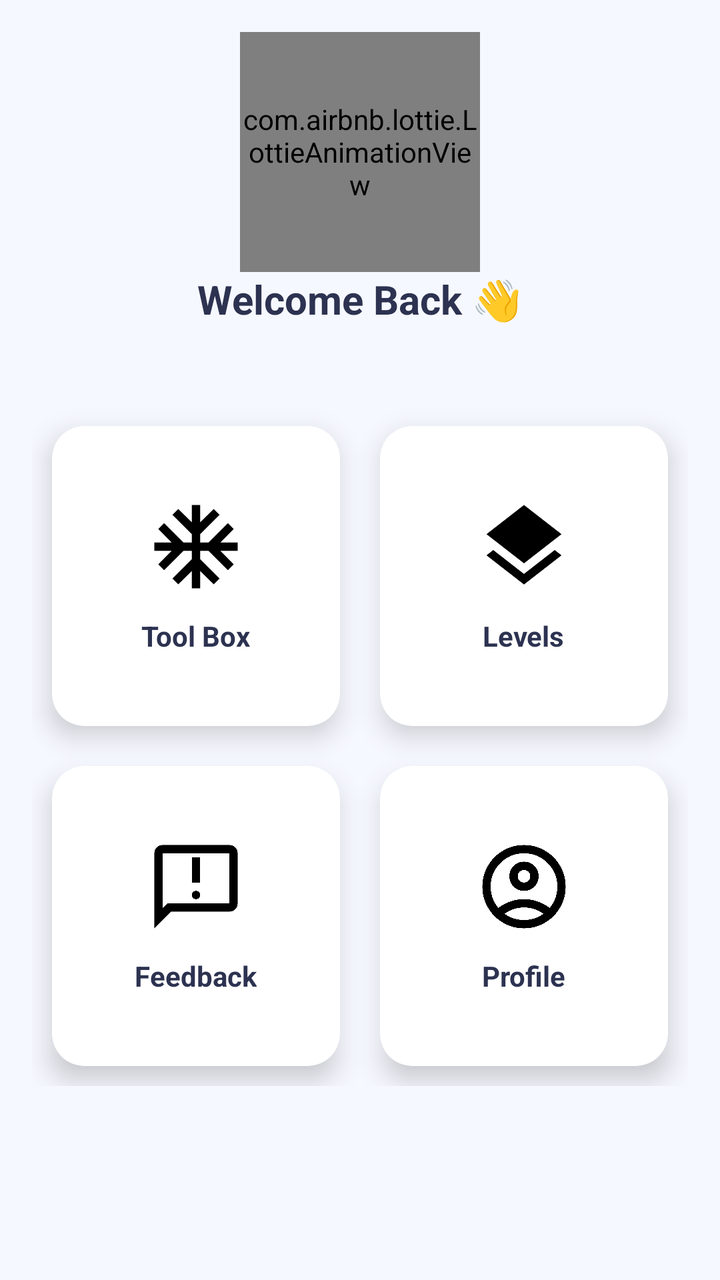
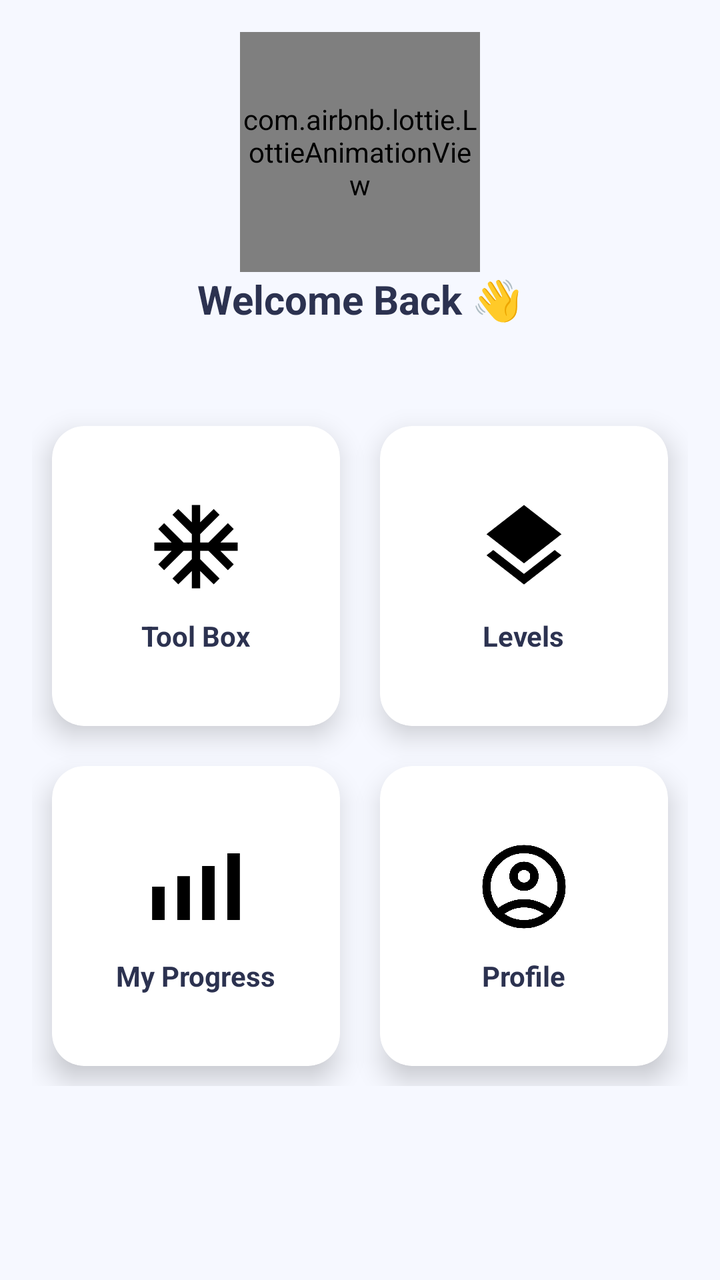

Two renders of the same Android screen: before a commit and after it. Below are the layout's source before the change and the commit's diff.
<!-- AndroidManifest.xml: activity theme Theme.SpeakRight.Material -->
<!-- res/layout/activity_dashboard.xml -->
<LinearLayout xmlns:android="http://schemas.android.com/apk/res/android"
    xmlns:app="http://schemas.android.com/apk/res-auto"
    android:orientation="vertical"
    android:layout_width="match_parent"
    android:layout_height="match_parent"
    android:background="#F6F8FF"
    android:padding="16dp">

    
    <com.airbnb.lottie.LottieAnimationView
        android:id="@+id/lottieWelcome"
        android:layout_width="120dp"
        android:layout_height="120dp"
        app:lottie_rawRes="@raw/welcome_anim"
        app:lottie_autoPlay="true"
        app:lottie_loop="true"
        android:layout_gravity="center" />

    
    <TextView
        android:id="@+id/tvWelcome"
        android:layout_width="wrap_content"
        android:layout_height="wrap_content"
        android:text="Welcome Back 👋"
        android:textSize="20sp"
        android:textStyle="bold"
        android:textColor="#2C3250"
        android:layout_gravity="center"
        android:layout_marginBottom="20dp" />

    
    <GridLayout
        android:layout_width="match_parent"
        android:layout_height="wrap_content"
        android:columnCount="2"
        android:rowCount="2"
        android:alignmentMode="alignMargins"
        android:rowOrderPreserved="false"
        android:layout_marginTop="20dp">

        
        <com.google.android.material.card.MaterialCardView
            android:id="@+id/cardHome"
            style="@style/Widget.MaterialComponents.CardView"
            android:layout_width="0dp"
            android:layout_height="150dp"
            android:layout_columnWeight="1"
            android:layout_margin="10dp"
            app:cardCornerRadius="16dp"
            app:cardElevation="8dp"
            android:foreground="?android:attr/selectableItemBackground">

            <LinearLayout
                android:orientation="vertical"
                android:gravity="center"
                android:layout_width="match_parent"
                android:layout_height="match_parent">

                <ImageView
                    android:layout_width="50dp"
                    android:layout_height="50dp"
                    android:src="@drawable/ic_home" />

                <TextView
                    android:layout_width="wrap_content"
                    android:layout_height="wrap_content"
                    android:text="Tool Box"
                    android:textColor="#2C3250"
                    android:textStyle="bold"
                    android:layout_marginTop="10dp" />
            </LinearLayout>
        </com.google.android.material.card.MaterialCardView>

        
        <com.google.android.material.card.MaterialCardView
            android:id="@+id/cardLevels"
            style="@style/Widget.MaterialComponents.CardView"
            android:layout_width="0dp"
            android:layout_height="150dp"
            android:layout_columnWeight="1"
            android:layout_margin="10dp"
            app:cardCornerRadius="16dp"
            app:cardElevation="8dp"
            android:foreground="?android:attr/selectableItemBackground">

            <LinearLayout
                android:orientation="vertical"
                android:gravity="center"
                android:layout_width="match_parent"
                android:layout_height="match_parent">

                <ImageView
                    android:layout_width="50dp"
                    android:layout_height="50dp"
                    android:src="@drawable/ic_levels" />

                <TextView
                    android:layout_width="wrap_content"
                    android:layout_height="wrap_content"
                    android:text="Levels"
                    android:textColor="#2C3250"
                    android:textStyle="bold"
                    android:layout_marginTop="10dp" />
            </LinearLayout>
        </com.google.android.material.card.MaterialCardView>

        
        <com.google.android.material.card.MaterialCardView
            android:id="@+id/cardFeedback"
            style="@style/Widget.MaterialComponents.CardView"
            android:layout_width="0dp"
            android:layout_height="150dp"
            android:layout_columnWeight="1"
            android:layout_margin="10dp"
            app:cardCornerRadius="16dp"
            app:cardElevation="8dp"
            android:foreground="?android:attr/selectableItemBackground">

            <LinearLayout
                android:orientation="vertical"
                android:gravity="center"
                android:layout_width="match_parent"
                android:layout_height="match_parent">

                <ImageView
                    android:layout_width="50dp"
                    android:layout_height="50dp"
                    android:src="@drawable/ic_feedback" /> 

                <TextView
                    android:layout_width="wrap_content"
                    android:layout_height="wrap_content"
                    android:text="Feedback"
                    android:textColor="#2C3250"
                    android:textStyle="bold"
                    android:layout_marginTop="10dp" />
            </LinearLayout>
        </com.google.android.material.card.MaterialCardView>

        
        <com.google.android.material.card.MaterialCardView
            android:id="@+id/cardProfile"
            style="@style/Widget.MaterialComponents.CardView"
            android:layout_width="0dp"
            android:layout_height="150dp"
            android:layout_columnWeight="1"
            android:layout_margin="10dp"
            app:cardCornerRadius="16dp"
            app:cardElevation="8dp"
            android:foreground="?android:attr/selectableItemBackground">

            <LinearLayout
                android:orientation="vertical"
                android:gravity="center"
                android:layout_width="match_parent"
                android:layout_height="match_parent">

                <ImageView
                    android:layout_width="50dp"
                    android:layout_height="50dp"
                    android:src="@drawable/ic_person_placeholder" />

                <TextView
                    android:layout_width="wrap_content"
                    android:layout_height="wrap_content"
                    android:text="Profile"
                    android:textColor="#2C3250"
                    android:textStyle="bold"
                    android:layout_marginTop="10dp" />
            </LinearLayout>
        </com.google.android.material.card.MaterialCardView>

    </GridLayout>

</LinearLayout>
<!-- resources referenced by this layout -->
<resources>
  <!-- drawable ic_feedback (drawable) -->
  <vector xmlns:android="http://schemas.android.com/apk/res/android" android:height="24dp" android:tint="#000000" android:viewportHeight="960" android:viewportWidth="960" android:width="24dp">
        
      <path android:fillColor="@android:color/white" android:pathData="M480,600Q497,600 508.5,588.5Q520,577 520,560Q520,543 508.5,531.5Q497,520 480,520Q463,520 451.5,531.5Q440,543 440,560Q440,577 451.5,588.5Q463,600 480,600ZM440,440L520,440L520,200L440,200L440,440ZM80,880L80,160Q80,127 103.5,103.5Q127,80 160,80L800,80Q833,80 856.5,103.5Q880,127 880,160L880,640Q880,673 856.5,696.5Q833,720 800,720L240,720L80,880ZM206,640L800,640Q800,640 800,640Q800,640 800,640L800,160Q800,160 800,160Q800,160 800,160L160,160Q160,160 160,160Q160,160 160,160L160,685L206,640ZM160,640L160,640L160,160Q160,160 160,160Q160,160 160,160L160,160Q160,160 160,160Q160,160 160,160L160,640Q160,640 160,640Q160,640 160,640Z"/>
      
  </vector>
  <!-- drawable ic_home (drawable) -->
  <vector xmlns:android="http://schemas.android.com/apk/res/android" android:height="24dp" android:tint="#000000" android:viewportHeight="960" android:viewportWidth="960" android:width="24dp">
        
      <path android:fillColor="@android:color/white" android:pathData="M440,880L440,714L310,842L254,786L440,600L440,520L360,520L174,706L118,650L246,520L80,520L80,440L246,440L118,310L174,254L360,440L440,440L440,360L254,174L310,118L440,246L440,80L520,80L520,246L650,118L706,174L520,360L520,440L600,440L786,254L842,310L714,440L880,440L880,520L714,520L842,650L786,706L600,520L520,520L520,600L706,786L650,842L520,714L520,880L440,880Z"/>
      
  </vector>
  <!-- drawable ic_levels (drawable) -->
  <vector xmlns:android="http://schemas.android.com/apk/res/android" android:height="24dp" android:tint="#000000" android:viewportHeight="24" android:viewportWidth="24" android:width="24dp">
        
      <path android:fillColor="@android:color/white" android:pathData="M11.99,18.54l-7.37,-5.73L3,14.07l9,7 9,-7 -1.63,-1.27 -7.38,5.74zM12,16l7.36,-5.73L21,9l-9,-7 -9,7 1.63,1.27L12,16z"/>
      
  </vector>
  <style name="Theme.SpeakRight.Material" parent="Theme.MaterialComponents.DayNight.NoActionBar">
          
          <item name="colorPrimary">@color/purple_500</item>
          <item name="colorPrimaryVariant">@color/purple_700</item>
          <item name="colorSecondary">@color/teal_200</item>
      </style>
  <color name="purple_500">#FF6200EE</color>
  <color name="purple_700">#FF3700B3</color>
  <color name="teal_200">#FF03DAC5</color>
  <!-- unchanged entries left out for length: 1 -->
</resources>

<!-- the commit's change to res/layout/activity_dashboard.xml (unified diff, before → after) -->
@@ -106,7 +106,7 @@
 
         
         <com.google.android.material.card.MaterialCardView
-            android:id="@+id/cardFeedback"
+            android:id="@+id/cardMyProgress"
             style="@style/Widget.MaterialComponents.CardView"
             android:layout_width="0dp"
             android:layout_height="150dp"
@@ -125,12 +125,12 @@
                 <ImageView
                     android:layout_width="50dp"
                     android:layout_height="50dp"
-                    android:src="@drawable/ic_feedback" /> 
+                    android:src="@drawable/ic_progress" /> 
 
                 <TextView
                     android:layout_width="wrap_content"
                     android:layout_height="wrap_content"
-                    android:text="Feedback"
+                    android:text="My Progress"
                     android:textColor="#2C3250"
                     android:textStyle="bold"
                     android:layout_marginTop="10dp" />
<!-- resource entries referenced after the edit -->
@@ -1,11 +1,5 @@
 <!-- resources referenced by this layout -->
 <resources>
-  <!-- drawable ic_feedback (drawable) -->
-  <vector xmlns:android="http://schemas.android.com/apk/res/android" android:height="24dp" android:tint="#000000" android:viewportHeight="960" android:viewportWidth="960" android:width="24dp">
-        
-      <path android:fillColor="@android:color/white" android:pathData="M480,600Q497,600 508.5,588.5Q520,577 520,560Q520,543 508.5,531.5Q497,520 480,520Q463,520 451.5,531.5Q440,543 440,560Q440,577 451.5,588.5Q463,600 480,600ZM440,440L520,440L520,200L440,200L440,440ZM80,880L80,160Q80,127 103.5,103.5Q127,80 160,80L800,80Q833,80 856.5,103.5Q880,127 880,160L880,640Q880,673 856.5,696.5Q833,720 800,720L240,720L80,880ZM206,640L800,640Q800,640 800,640Q800,640 800,640L800,160Q800,160 800,160Q800,160 800,160L160,160Q160,160 160,160Q160,160 160,160L160,685L206,640ZM160,640L160,640L160,160Q160,160 160,160Q160,160 160,160L160,160Q160,160 160,160Q160,160 160,160L160,640Q160,640 160,640Q160,640 160,640Z"/>
-      
-  </vector>
   <!-- drawable ic_home (drawable) -->
   <vector xmlns:android="http://schemas.android.com/apk/res/android" android:height="24dp" android:tint="#000000" android:viewportHeight="960" android:viewportWidth="960" android:width="24dp">
         
@@ -16,6 +10,12 @@
   <vector xmlns:android="http://schemas.android.com/apk/res/android" android:height="24dp" android:tint="#000000" android:viewportHeight="24" android:viewportWidth="24" android:width="24dp">
         
       <path android:fillColor="@android:color/white" android:pathData="M11.99,18.54l-7.37,-5.73L3,14.07l9,7 9,-7 -1.63,-1.27 -7.38,5.74zM12,16l7.36,-5.73L21,9l-9,-7 -9,7 1.63,1.27L12,16z"/>
+      
+  </vector>
+  <!-- drawable ic_progress (drawable) -->
+  <vector xmlns:android="http://schemas.android.com/apk/res/android" android:height="24dp" android:tint="#000000" android:viewportHeight="960" android:viewportWidth="960" android:width="24dp">
+        
+      <path android:fillColor="@android:color/white" android:pathData="M60,800L60,480L180,480L180,800L60,800ZM300,800L300,380L420,380L420,800L300,800ZM540,800L540,280L660,280L660,800L540,800ZM780,800L780,160L900,160L900,800L780,800Z"/>
       
   </vector>
   <style name="Theme.SpeakRight.Material" parent="Theme.MaterialComponents.DayNight.NoActionBar">
